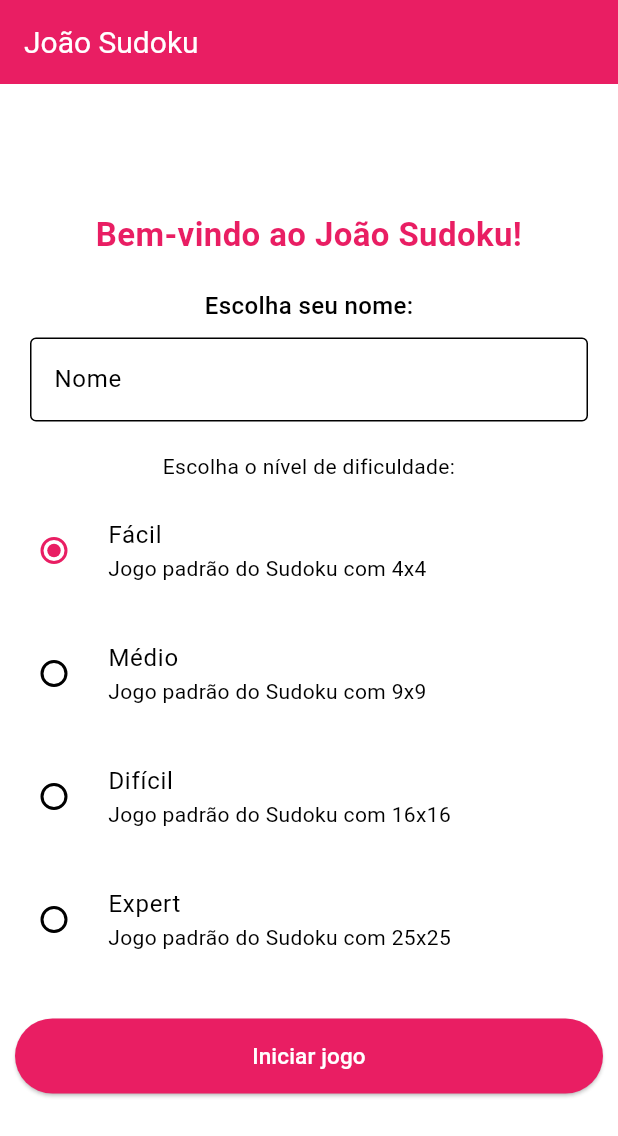
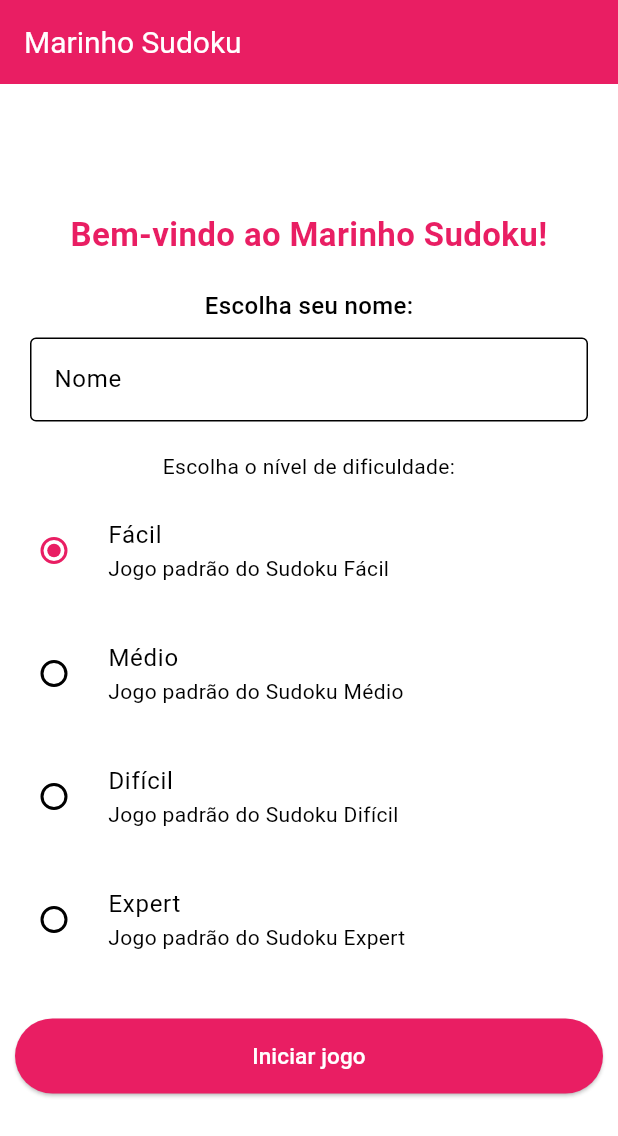
Before and after one commit to JoaoGabriel-Lima/SudokuApp, a Flutter app: the screen it shows after launch, on a phone screen of 412 x 824 dp. Shown: the top 1136 px of the screen. Run offline on Flutter 3.47's test engine with Material 3 defaults, Android fonts, the phone set to English and light mode, and no system bars; our stand-ins replace tuple; missing offline and left inert: sudoku_dart.

Commit message:
Update game title and add player name input in Sudoku options

```diff
--- a/lib/main.dart
+++ b/lib/main.dart
@@ -42,7 +42,7 @@ class _RootPageState extends State<RootPage> {
   Widget build(BuildContext context) {
     return Scaffold(
       appBar: AppBar(
-        title: const Text('João Sudoku'),
+        title: const Text('Marinho Sudoku'),
         shadowColor: Colors.black,
         // backgroundColor: Colors.blue,
       ),
--- a/lib/sudoku_game_options.dart
+++ b/lib/sudoku_game_options.dart
@@ -10,6 +10,7 @@ class SudokuGameOptions extends StatefulWidget {
 
 class _SudokuGameOptionsState extends State<SudokuGameOptions> {
   String difficulty = "easy";
+  TextEditingController nameController = TextEditingController();
   @override
   Widget build(BuildContext context) {
     return Center(
@@ -19,32 +20,33 @@ class _SudokuGameOptionsState extends State<SudokuGameOptions> {
         mainAxisAlignment: MainAxisAlignment.center,
         crossAxisAlignment: CrossAxisAlignment.center,
         children: <Widget>[
-          const Text('Bem-vindo ao João Sudoku!',
+          const Text('Bem-vindo ao Marinho Sudoku!',
               style: TextStyle(
                   fontSize: 22,
                   fontWeight: FontWeight.bold,
                   color: Colors.pink),
               textAlign: TextAlign.center),
-          const Padding(
+          Padding(
             padding: const EdgeInsets.all(20),
             child: Column(
               children: [
-                Text(
+                const Text(
                   'Escolha seu nome:',
                   style: TextStyle(
                     fontSize: 16,
                     fontWeight: FontWeight.w500,
                   ),
                 ),
-                SizedBox(height: 10),
+                const SizedBox(height: 10),
                 TextField(
-                  decoration: InputDecoration(
+                  decoration: const InputDecoration(
                     border: OutlineInputBorder(
                         borderSide: const BorderSide(color: Colors.black)),
                     enabledBorder: OutlineInputBorder(
                         borderSide: const BorderSide(color: Colors.black)),
                     labelText: 'Nome',
                   ),
+                  controller: nameController,
                 ),
               ],
             ),
@@ -68,7 +70,7 @@ class _SudokuGameOptionsState extends State<SudokuGameOptions> {
                   });
                 },
                 title: const Text('Fácil'),
-                subtitle: const Text('Jogo padrão do Sudoku com 4x4'),
+                subtitle: const Text('Jogo padrão do Sudoku Fácil'),
               ),
               RadioListTile(
                 value: "medium",
@@ -79,7 +81,7 @@ class _SudokuGameOptionsState extends State<SudokuGameOptions> {
                   });
                 },
                 title: const Text('Médio'),
-                subtitle: const Text('Jogo padrão do Sudoku com 9x9'),
+                subtitle: const Text('Jogo padrão do Sudoku Médio'),
               ),
               RadioListTile(
                 value: "hard",
@@ -90,7 +92,7 @@ class _SudokuGameOptionsState extends State<SudokuGameOptions> {
                   });
                 },
                 title: const Text('Difícil'),
-                subtitle: const Text('Jogo padrão do Sudoku com 16x16'),
+                subtitle: const Text('Jogo padrão do Sudoku Difícil'),
               ),
               RadioListTile(
                 value: "expert",
@@ -101,7 +103,7 @@ class _SudokuGameOptionsState extends State<SudokuGameOptions> {
                   });
                 },
                 title: const Text('Expert'),
-                subtitle: const Text('Jogo padrão do Sudoku com 25x25'),
+                subtitle: const Text('Jogo padrão do Sudoku Expert'),
               ),
             ],
           ),
@@ -113,6 +115,7 @@ class _SudokuGameOptionsState extends State<SudokuGameOptions> {
                     Navigator.of(context).push(MaterialPageRoute(
                         builder: (context) => GameRootPage(
                               difficulty: difficulty,
+                              playerName: nameController.text,
                             )));
                   },
                   style: ButtonStyle(
--- a/pubspec.yaml
+++ b/pubspec.yaml
@@ -36,6 +36,7 @@ dependencies:
   # Use with the CupertinoIcons class for iOS style icons.
   cupertino_icons: ^1.0.8
   sudoku_dart: ^1.2.0
+  tuple: ^2.0.2
 
 dev_dependencies:
   flutter_test:
```
Also changed, not shown: lib/sudoku_game.dart (+6 -1 lines), lib/sudoku_game_page.dart (+91 -12 lines), pubspec.lock.
